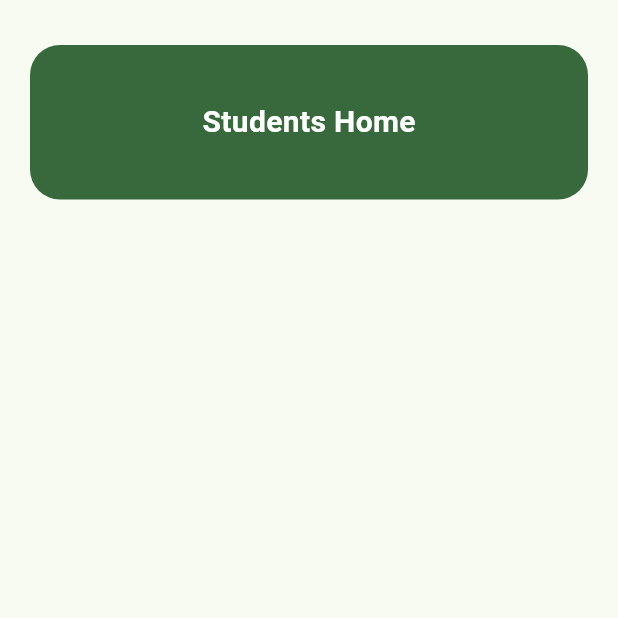
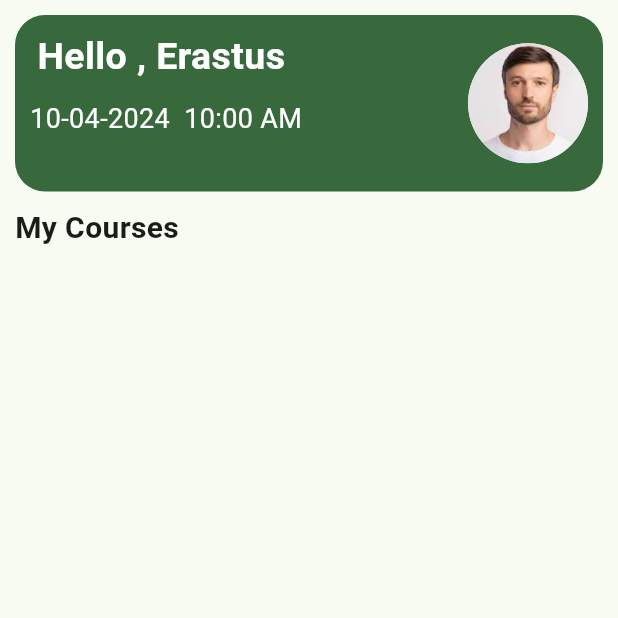
Before and after one commit to Erasto-M/examify_app, a Flutter app: the StudentsHomeView screen opened by its route, on a phone screen of 412 x 824 dp, the top half of it. Run offline on Flutter 3.47's test engine with Material 3 defaults, Android fonts, the phone set to English and light mode, and no system bars; our stand-ins replace cloud_firestore, firebase_auth, firebase_core, flutter_spinkit, fluttertoast, stacked and 2 more; accounts and stored records are empty.

Commit message:
student dashboard

```diff
--- a/lib/ui/views/students_home/students_home_view.dart
+++ b/lib/ui/views/students_home/students_home_view.dart
@@ -1,3 +1,4 @@
+import 'package:examify/ui/common/ui_helpers.dart';
 import 'package:flutter/material.dart';
 import 'package:stacked/stacked.dart';
 
@@ -16,28 +17,65 @@ class StudentsHomeView extends StackedView<StudentsHomeViewModel> {
       child: Scaffold(
         backgroundColor: Theme.of(context).colorScheme.background,
         body: Container(
-          padding: const EdgeInsets.only(left: 20.0, right: 20.0, top: 30),
+          padding: const EdgeInsets.only(left: 10.0, right: 10.0, top: 10.0),
+          child: SingleChildScrollView(
             child: Column(
               children: [
                 Container(
-                height: MediaQuery.of(context).size.height / 8,
+                  padding: const EdgeInsets.all(10),
+                  height: MediaQuery.of(context).size.height / 7,
                   width: MediaQuery.of(context).size.width,
                   decoration: BoxDecoration(
                     color: Theme.of(context).colorScheme.primary,
                     borderRadius: BorderRadius.circular(20),
                   ),
                   child: const Center(
-                  child: Text(
-                    'Students Home',
+                      child: Row(
+                    children: [
+                      Column(
+                        children: [
+                          Text(
+                            'Hello , Erastus ',
                             style: TextStyle(
                               color: Colors.white,
+                              fontSize: 25,
+                              fontWeight: FontWeight.bold,
+                            ),
+                          ),
+                          verticalSpaceSmall,
+                          Text(
+                            "10-04-2024  10:00 AM",
+                            style: TextStyle(
+                              color: Colors.white,
+                              fontSize: 18,
+                            ),
+                          ),
+                        ],
+                      ),
+                      Spacer(),
+                      CircleAvatar(
+                        backgroundColor: Colors.white,
+                        radius: 40,
+                        backgroundImage: AssetImage('Assets/Images/man1.jpeg'),
+                      ),
+                    ],
+                  )),
+                ),
+                verticalSpaceSmall,
+                const Row(
+                  children: [
+                    Text(
+                      "My Courses",
+                      style: TextStyle(
                         fontSize: 20,
                         fontWeight: FontWeight.bold,
                       ),
                     ),
+                    Spacer(),
+                  ],
+                )
+              ],
             ),
-              ),
-            ],
           ),
         ),
       ),
```
Also changed, not shown: Assets/Images/man1.jpeg (added). Lines whose indentation alone changed are shown as unchanged.
